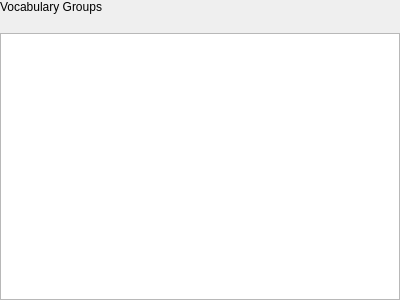
Above: Forms/VocabularyGroupsWidget.ui from iatanasov77/qvocabulary before the change. Below: the same form after it.
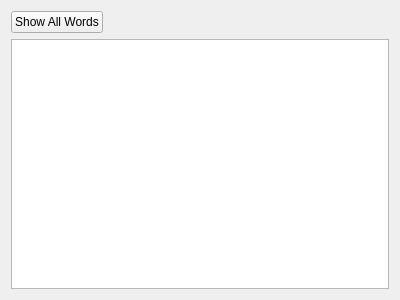
That is the form after the change.

Commit message: Add Vocabulary Groups Shaw All Button.

Patch:
```diff
--- a/Forms/VocabularyGroupsWidget.ui
+++ b/Forms/VocabularyGroupsWidget.ui
@@ -14,27 +14,29 @@
    <string>Frame</string>
   </property>
   <layout class="QVBoxLayout" name="verticalLayout">
-   <property name="spacing">
-    <number>19</number>
-   </property>
-   <property name="leftMargin">
-    <number>0</number>
-   </property>
-   <property name="topMargin">
-    <number>0</number>
-   </property>
-   <property name="rightMargin">
-    <number>0</number>
-   </property>
-   <property name="bottomMargin">
-    <number>0</number>
-   </property>
    <item>
-    <widget class="QLabel" name="label">
-     <property name="text">
-      <string>Vocabulary Groups</string>
-     </property>
-    </widget>
+    <layout class="QHBoxLayout" name="horizontalLayout">
+     <item>
+      <widget class="QPushButton" name="pushButton">
+       <property name="text">
+        <string>Show All Words</string>
+       </property>
+      </widget>
+     </item>
+     <item>
+      <spacer name="horizontalSpacer">
+       <property name="orientation">
+        <enum>Qt::Horizontal</enum>
+       </property>
+       <property name="sizeHint" stdset="0">
+        <size>
+         <width>40</width>
+         <height>20</height>
+        </size>
+       </property>
+      </spacer>
+     </item>
+    </layout>
    </item>
    <item>
     <widget class="QListView" name="listView"/>
```
The commit also changes 1 other file.
